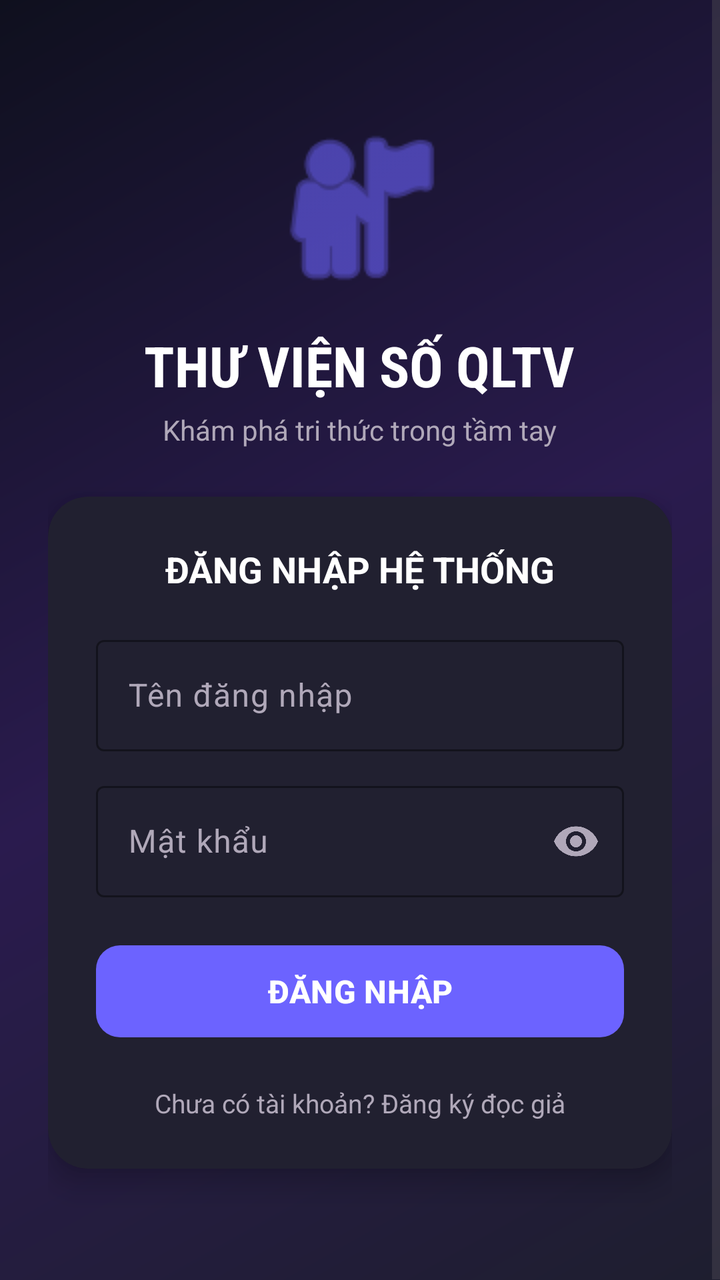
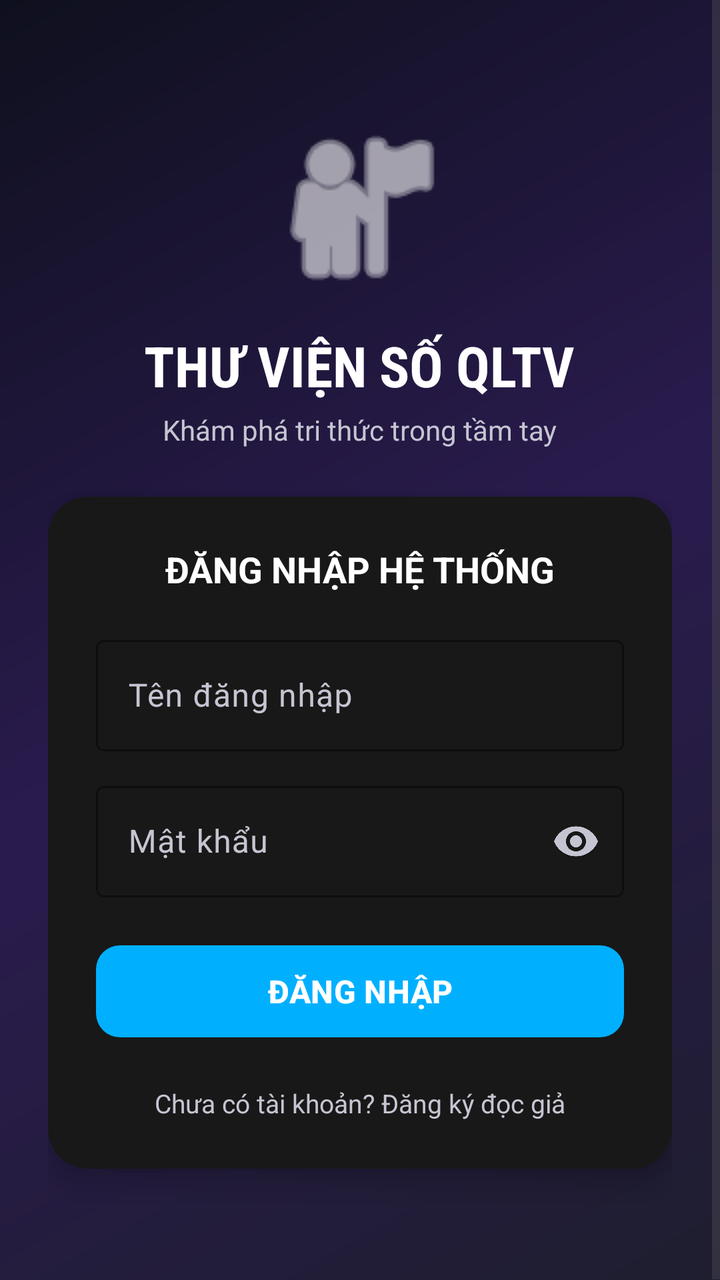

Screens rendered from an Android XML layout before and after an edit, with the pre-edit source and the edit as a unified diff.
<!-- AndroidManifest.xml: application theme Theme.QLTV -->
<!-- res/layout/activity_login.xml -->
<?xml version="1.0" encoding="utf-8"?>
<androidx.constraintlayout.widget.ConstraintLayout xmlns:android="http://schemas.android.com/apk/res/android"
    xmlns:app="http://schemas.android.com/apk/res-auto"
    xmlns:tools="http://schemas.android.com/tools"
    android:layout_width="match_parent"
    android:layout_height="match_parent"
    android:background="@drawable/login_gradient"
    tools:context=".LoginActivity">

    <ScrollView
        android:layout_width="match_parent"
        android:layout_height="match_parent"
        android:fillViewport="true"
        app:layout_behavior="@string/appbar_scrolling_view_behavior">

        <LinearLayout
            android:layout_width="match_parent"
            android:layout_height="wrap_content"
            android:gravity="center_horizontal"
            android:orientation="vertical"
            android:padding="24dp">

            
            <ImageView
                android:id="@+id/imgLogo"
                android:layout_width="96dp"
                android:layout_height="96dp"
                android:layout_marginTop="32dp"
                android:contentDescription="Library Logo"
                android:src="@android:drawable/ic_menu_myplaces"
                app:tint="#6C63FF" />

            <TextView
                android:id="@+id/txtAppName"
                android:layout_width="wrap_content"
                android:layout_height="wrap_content"
                android:layout_marginTop="12dp"
                android:fontFamily="sans-serif-condensed"
                android:text="THƯ VIỆN SỐ QLTV"
                android:textColor="#FFFFFF"
                android:textSize="28sp"
                android:textStyle="bold" />

            <TextView
                android:id="@+id/txtSubtitle"
                android:layout_width="wrap_content"
                android:layout_height="wrap_content"
                android:layout_marginTop="4dp"
                android:text="Khám phá tri thức trong tầm tay"
                android:textColor="#B0A8B9"
                android:textSize="14sp" />

            
            <androidx.cardview.widget.CardView
                android:layout_width="match_parent"
                android:layout_height="wrap_content"
                android:layout_marginTop="24dp"
                android:layout_marginBottom="32dp"
                app:cardBackgroundColor="#212030"
                app:cardCornerRadius="20dp"
                app:cardElevation="8dp">

                <LinearLayout
                    android:layout_width="match_parent"
                    android:layout_height="wrap_content"
                    android:orientation="vertical"
                    android:padding="24dp">

                    <TextView
                        android:id="@+id/txtFormTitle"
                        android:layout_width="wrap_content"
                        android:layout_height="wrap_content"
                        android:layout_gravity="center"
                        android:layout_marginBottom="18dp"
                        android:text="ĐĂNG NHẬP HỆ THỐNG"
                        android:textColor="#FFFFFF"
                        android:textSize="18sp"
                        android:textStyle="bold" />

                    
                    <com.google.android.material.textfield.TextInputLayout
                        android:id="@+id/inputLayoutUser"
                        style="@style/Widget.Material3.TextInputLayout.OutlinedBox"
                        android:layout_width="match_parent"
                        android:layout_height="wrap_content"
                        android:layout_marginBottom="12dp"
                        android:hint="Tên đăng nhập"
                        android:textColorHint="#B0A8B9"
                        app:boxStrokeColor="#6C63FF"
                        app:boxStrokeWidthFocused="2dp"
                        app:hintTextColor="#6C63FF">

                        <com.google.android.material.textfield.TextInputEditText
                            android:id="@+id/editUsername"
                            android:layout_width="match_parent"
                            android:layout_height="wrap_content"
                            android:inputType="text"
                            android:textColor="#FFFFFF" />
                    </com.google.android.material.textfield.TextInputLayout>

                    
                    <com.google.android.material.textfield.TextInputLayout
                        android:id="@+id/inputLayoutPass"
                        style="@style/Widget.Material3.TextInputLayout.OutlinedBox"
                        android:layout_width="match_parent"
                        android:layout_height="wrap_content"
                        android:layout_marginBottom="12dp"
                        android:hint="Mật khẩu"
                        android:textColorHint="#B0A8B9"
                        app:boxStrokeColor="#6C63FF"
                        app:boxStrokeWidthFocused="2dp"
                        app:hintTextColor="#6C63FF"
                        app:passwordToggleEnabled="true"
                        app:passwordToggleTint="#B0A8B9">

                        <com.google.android.material.textfield.TextInputEditText
                            android:id="@+id/editPassword"
                            android:layout_width="match_parent"
                            android:layout_height="wrap_content"
                            android:inputType="textPassword"
                            android:textColor="#FFFFFF" />
                    </com.google.android.material.textfield.TextInputLayout>

                    
                    <LinearLayout
                        android:id="@+id/layoutRegisterExtra"
                        android:layout_width="match_parent"
                        android:layout_height="wrap_content"
                        android:orientation="vertical"
                        android:visibility="gone"
                        tools:visibility="visible">

                        
                        <com.google.android.material.textfield.TextInputLayout
                            style="@style/Widget.Material3.TextInputLayout.OutlinedBox"
                            android:layout_width="match_parent"
                            android:layout_height="wrap_content"
                            android:layout_marginBottom="12dp"
                            android:hint="Họ và tên"
                            android:textColorHint="#B0A8B9"
                            app:boxStrokeColor="#6C63FF"
                            app:boxStrokeWidthFocused="2dp"
                            app:hintTextColor="#6C63FF">

                            <com.google.android.material.textfield.TextInputEditText
                                android:id="@+id/editFullName"
                                android:layout_width="match_parent"
                                android:layout_height="wrap_content"
                                android:inputType="textPersonName"
                                android:textColor="#FFFFFF" />
                        </com.google.android.material.textfield.TextInputLayout>

                        
                        <com.google.android.material.textfield.TextInputLayout
                            style="@style/Widget.Material3.TextInputLayout.OutlinedBox"
                            android:layout_width="match_parent"
                            android:layout_height="wrap_content"
                            android:layout_marginBottom="12dp"
                            android:hint="Địa chỉ"
                            android:textColorHint="#B0A8B9"
                            app:boxStrokeColor="#6C63FF"
                            app:boxStrokeWidthFocused="2dp"
                            app:hintTextColor="#6C63FF">

                            <com.google.android.material.textfield.TextInputEditText
                                android:id="@+id/editAddress"
                                android:layout_width="match_parent"
                                android:layout_height="wrap_content"
                                android:inputType="text"
                                android:textColor="#FFFFFF" />
                        </com.google.android.material.textfield.TextInputLayout>

                        
                        <com.google.android.material.textfield.TextInputLayout
                            style="@style/Widget.Material3.TextInputLayout.OutlinedBox"
                            android:layout_width="match_parent"
                            android:layout_height="wrap_content"
                            android:layout_marginBottom="12dp"
                            android:hint="Số điện thoại"
                            android:textColorHint="#B0A8B9"
                            app:boxStrokeColor="#6C63FF"
                            app:boxStrokeWidthFocused="2dp"
                            app:hintTextColor="#6C63FF">

                            <com.google.android.material.textfield.TextInputEditText
                                android:id="@+id/editPhone"
                                android:layout_width="match_parent"
                                android:layout_height="wrap_content"
                                android:inputType="phone"
                                android:textColor="#FFFFFF" />
                        </com.google.android.material.textfield.TextInputLayout>

                        
                        <com.google.android.material.textfield.TextInputLayout
                            style="@style/Widget.Material3.TextInputLayout.OutlinedBox"
                            android:layout_width="match_parent"
                            android:layout_height="wrap_content"
                            android:layout_marginBottom="12dp"
                            android:hint="Email"
                            android:textColorHint="#B0A8B9"
                            app:boxStrokeColor="#6C63FF"
                            app:boxStrokeWidthFocused="2dp"
                            app:hintTextColor="#6C63FF">

                            <com.google.android.material.textfield.TextInputEditText
                                android:id="@+id/editEmail"
                                android:layout_width="match_parent"
                                android:layout_height="wrap_content"
                                android:inputType="textEmailAddress"
                                android:textColor="#FFFFFF" />
                        </com.google.android.material.textfield.TextInputLayout>
                    </LinearLayout>

                    
                    <com.google.android.material.button.MaterialButton
                        android:id="@+id/btnLogin"
                        android:layout_width="match_parent"
                        android:layout_height="54dp"
                        android:layout_marginTop="8dp"
                        android:layout_marginBottom="12dp"
                        android:text="ĐĂNG NHẬP"
                        android:textColor="#FFFFFF"
                        android:textSize="16sp"
                        android:textStyle="bold"
                        app:backgroundTint="#6C63FF"
                        app:cornerRadius="12dp" />

                    
                    <com.google.android.material.button.MaterialButton
                        android:id="@+id/btnRegister"
                        android:layout_width="match_parent"
                        android:layout_height="54dp"
                        android:layout_marginTop="8dp"
                        android:layout_marginBottom="12dp"
                        android:text="ĐĂNG KÝ NGAY"
                        android:textColor="#FFFFFF"
                        android:textSize="16sp"
                        android:textStyle="bold"
                        android:visibility="gone"
                        app:backgroundTint="#00B0FF"
                        app:cornerRadius="12dp" />

                    
                    <TextView
                        android:id="@+id/txtToggleForm"
                        android:layout_width="wrap_content"
                        android:layout_height="wrap_content"
                        android:layout_gravity="center"
                        android:layout_marginTop="8dp"
                        android:clickable="true"
                        android:focusable="true"
                        android:text="Chưa có tài khoản? Đăng ký đọc giả"
                        android:textColor="#B0A8B9"
                        android:textSize="13sp" />
                </LinearLayout>
            </androidx.cardview.widget.CardView>
        </LinearLayout>
    </ScrollView>
</androidx.constraintlayout.widget.ConstraintLayout>
<!-- resources referenced by this layout -->
<resources>
  <!-- drawable login_gradient (drawable) -->
  <?xml version="1.0" encoding="utf-8"?>
  <shape xmlns:android="http://schemas.android.com/apk/res/android"
      android:shape="rectangle">
      <gradient
          android:angle="135"
          android:startColor="#1E1E2F"
          android:centerColor="#2A1B4E"
          android:endColor="#0F101E"
          android:type="linear" />
  </shape>
  <style name="Theme.QLTV" parent="Base.Theme.QLTV" />
  <style name="Base.Theme.QLTV" parent="Theme.Material3.DayNight.NoActionBar">
          
          
      </style>
</resources>

<!-- the commit's change to res/layout/activity_login.xml (unified diff, before → after) -->
@@ -28,7 +28,7 @@
                 android:layout_marginTop="32dp"
                 android:contentDescription="Library Logo"
                 android:src="@android:drawable/ic_menu_myplaces"
-                app:tint="#6C63FF" />
+                app:tint="#FFFFFF" />
 
             <TextView
                 android:id="@+id/txtAppName"
@@ -47,7 +47,7 @@
                 android:layout_height="wrap_content"
                 android:layout_marginTop="4dp"
                 android:text="Khám phá tri thức trong tầm tay"
-                android:textColor="#B0A8B9"
+                android:textColor="#C5C5D2"
                 android:textSize="14sp" />
 
             
@@ -56,7 +56,7 @@
                 android:layout_height="wrap_content"
                 android:layout_marginTop="24dp"
                 android:layout_marginBottom="32dp"
-                app:cardBackgroundColor="#212030"
+                app:cardBackgroundColor="#181818"
                 app:cardCornerRadius="20dp"
                 app:cardElevation="8dp">
 
@@ -85,10 +85,10 @@
                         android:layout_height="wrap_content"
                         android:layout_marginBottom="12dp"
                         android:hint="Tên đăng nhập"
-                        android:textColorHint="#B0A8B9"
-                        app:boxStrokeColor="#6C63FF"
+                        android:textColorHint="#C5C5D2"
+                        app:boxStrokeColor="#FFFFFF"
                         app:boxStrokeWidthFocused="2dp"
-                        app:hintTextColor="#6C63FF">
+                        app:hintTextColor="#FFFFFF">
 
                         <com.google.android.material.textfield.TextInputEditText
                             android:id="@+id/editUsername"
@@ -106,12 +106,12 @@
                         android:layout_height="wrap_content"
                         android:layout_marginBottom="12dp"
                         android:hint="Mật khẩu"
-                        android:textColorHint="#B0A8B9"
-                        app:boxStrokeColor="#6C63FF"
+                        android:textColorHint="#C5C5D2"
+                        app:boxStrokeColor="#FFFFFF"
                         app:boxStrokeWidthFocused="2dp"
-                        app:hintTextColor="#6C63FF"
+                        app:hintTextColor="#FFFFFF"
                         app:passwordToggleEnabled="true"
-                        app:passwordToggleTint="#B0A8B9">
+                        app:passwordToggleTint="#C5C5D2">
 
                         <com.google.android.material.textfield.TextInputEditText
                             android:id="@+id/editPassword"
@@ -137,10 +137,10 @@
                             android:layout_height="wrap_content"
                             android:layout_marginBottom="12dp"
                             android:hint="Họ và tên"
-                            android:textColorHint="#B0A8B9"
-                            app:boxStrokeColor="#6C63FF"
-                            app:boxStrokeWidthFocused="2dp"
-                            app:hintTextColor="#6C63FF">
+                            android:textColorHint="#C5C5D2"
+                            app:boxStrokeColor="#FFFFFF"
+                            app:boxStrokeWidthFocused="2dp"
+                            app:hintTextColor="#FFFFFF">
 
                             <com.google.android.material.textfield.TextInputEditText
                                 android:id="@+id/editFullName"
@@ -157,10 +157,10 @@
                             android:layout_height="wrap_content"
                             android:layout_marginBottom="12dp"
                             android:hint="Địa chỉ"
-                            android:textColorHint="#B0A8B9"
-                            app:boxStrokeColor="#6C63FF"
-                            app:boxStrokeWidthFocused="2dp"
-                            app:hintTextColor="#6C63FF">
+                            android:textColorHint="#C5C5D2"
+                            app:boxStrokeColor="#FFFFFF"
+                            app:boxStrokeWidthFocused="2dp"
+                            app:hintTextColor="#FFFFFF">
 
                             <com.google.android.material.textfield.TextInputEditText
                                 android:id="@+id/editAddress"
@@ -177,10 +177,10 @@
                             android:layout_height="wrap_content"
                             android:layout_marginBottom="12dp"
                             android:hint="Số điện thoại"
-                            android:textColorHint="#B0A8B9"
-                            app:boxStrokeColor="#6C63FF"
-                            app:boxStrokeWidthFocused="2dp"
-                            app:hintTextColor="#6C63FF">
+                            android:textColorHint="#C5C5D2"
+                            app:boxStrokeColor="#FFFFFF"
+                            app:boxStrokeWidthFocused="2dp"
+                            app:hintTextColor="#FFFFFF">
 
                             <com.google.android.material.textfield.TextInputEditText
                                 android:id="@+id/editPhone"
@@ -197,10 +197,10 @@
                             android:layout_height="wrap_content"
                             android:layout_marginBottom="12dp"
                             android:hint="Email"
-                            android:textColorHint="#B0A8B9"
-                            app:boxStrokeColor="#6C63FF"
-                            app:boxStrokeWidthFocused="2dp"
-                            app:hintTextColor="#6C63FF">
+                            android:textColorHint="#C5C5D2"
+                            app:boxStrokeColor="#FFFFFF"
+                            app:boxStrokeWidthFocused="2dp"
+                            app:hintTextColor="#FFFFFF">
 
                             <com.google.android.material.textfield.TextInputEditText
                                 android:id="@+id/editEmail"
@@ -222,7 +222,7 @@
                         android:textColor="#FFFFFF"
                         android:textSize="16sp"
                         android:textStyle="bold"
-                        app:backgroundTint="#6C63FF"
+                        app:backgroundTint="#00B0FF"
                         app:cornerRadius="12dp" />
 
                     
@@ -237,7 +237,7 @@
                         android:textSize="16sp"
                         android:textStyle="bold"
                         android:visibility="gone"
-                        app:backgroundTint="#00B0FF"
+                        app:backgroundTint="#B0B0B0"
                         app:cornerRadius="12dp" />
 
                     
@@ -250,7 +250,7 @@
                         android:clickable="true"
                         android:focusable="true"
                         android:text="Chưa có tài khoản? Đăng ký đọc giả"
-                        android:textColor="#B0A8B9"
+                        android:textColor="#C5C5D2"
                         android:textSize="13sp" />
                 </LinearLayout>
             </androidx.cardview.widget.CardView>
